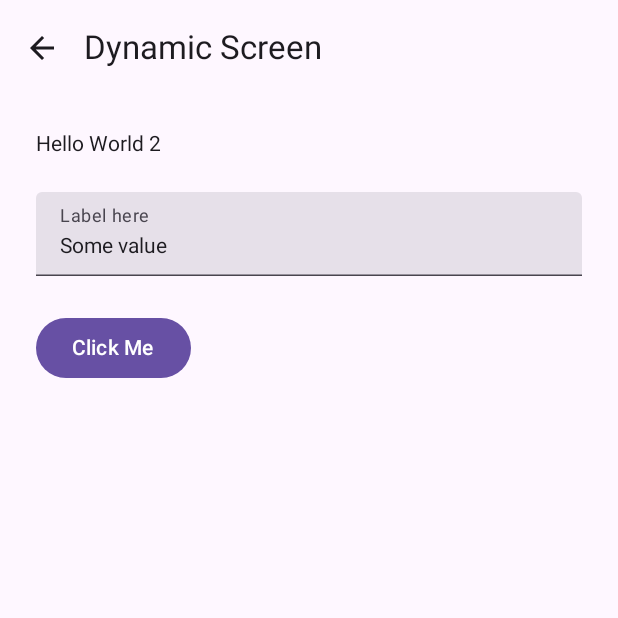
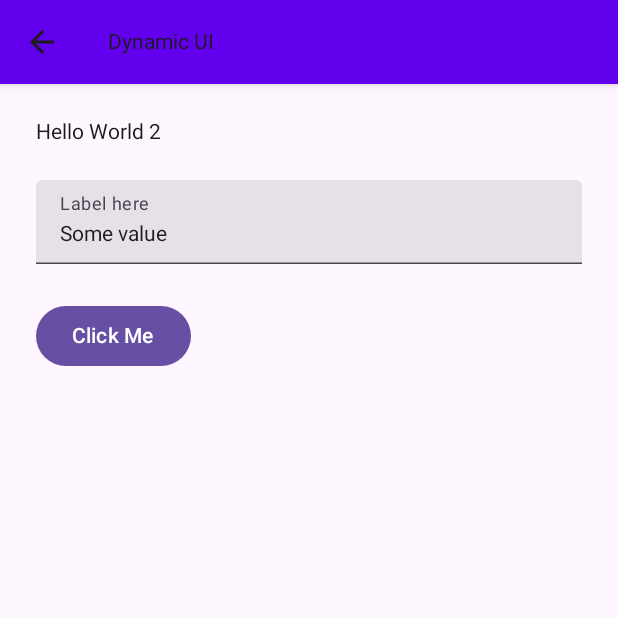
Before and after one commit to maheraja1880/dui-android, an Android app built with Jetpack Compose: the DUIActivity screen opened directly, with no data from a screen before it, after a tap on "Click Me", on a phone screen of 412 x 824 dp, the top half of it. Run offline under Robolectric (Android 15) with nearby library versions, the phone set to English and light mode, and no system bars; our stand-ins replace Dagger/Hilt's generated code.

Commit message:
Handle top navigation

```diff
--- a/features/duifeature/src/main/java/com/example/duifeature/DUIActivity.kt
+++ b/features/duifeature/src/main/java/com/example/duifeature/DUIActivity.kt
@@ -3,18 +3,59 @@ package com.example.duifeature
 import android.os.Bundle
 import androidx.activity.ComponentActivity
 import androidx.activity.compose.setContent
+import androidx.compose.foundation.layout.padding
+import androidx.compose.material.TopAppBar
+import androidx.compose.material.icons.Icons
+import androidx.compose.material.icons.automirrored.filled.ArrowBack
+import androidx.compose.material3.ExperimentalMaterial3Api
+import androidx.compose.material3.Icon
+import androidx.compose.material3.IconButton
+import androidx.compose.material3.Scaffold
+import androidx.compose.material3.Text
+import androidx.compose.material3.TopAppBar
+import androidx.compose.ui.Modifier
+import androidx.hilt.navigation.compose.hiltViewModel
 import com.sample.dynamicui.ui.framework.DynamicUIScreen
+import com.sample.dynamicui.ui.framework.DynamicViewModel
 import dagger.hilt.android.AndroidEntryPoint
+import androidx.compose.runtime.collectAsState
+import androidx.compose.runtime.getValue
+import com.sample.dynamicui.ui.framework.DynamicUiIntent
+import com.sample.dynamicui.ui.framework.DynamicUiState
+import androidx.compose.material.icons.filled.ArrowBack
 
 @AndroidEntryPoint
 class DUIActivity : ComponentActivity() {
+    @OptIn(ExperimentalMaterial3Api::class)
     override fun onCreate(savedInstanceState: Bundle?) {
         super.onCreate(savedInstanceState)
 
         val layoutId = intent?.data?.lastPathSegment ?: "home"
 
         setContent {
-            DynamicUIScreen(layoutId = layoutId)
+            val vm: DynamicViewModel = hiltViewModel()
+            val state by vm.state.collectAsState()
+
+            Scaffold(
+                topBar = {
+                    TopAppBar(
+                        title = { Text("Dynamic UI") },
+                        navigationIcon = if (state is DynamicUiState.Success && (state as DynamicUiState.Success).canGoBack) {
+                            {
+                                IconButton(onClick = { vm.handleIntent(DynamicUiIntent.Back) }) {
+                                    Icon(Icons.AutoMirrored.Filled.ArrowBack, contentDescription = "Back")
+                                }
+                            }
+                        } else null
+                    )
+                }
+            ) { innerPadding ->
+                DynamicUIScreen(
+                    layoutId = layoutId,
+                    modifier = Modifier.padding(innerPadding),
+                    vm = vm
+                )
+            }
         }
     }
 }
--- a/features/duifeature/src/main/java/com/sample/dynamicui/ui/framework/DynamicUIScreen.kt
+++ b/features/duifeature/src/main/java/com/sample/dynamicui/ui/framework/DynamicUIScreen.kt
@@ -1,6 +1,7 @@
 package com.sample.dynamicui.ui.framework
 
 import android.util.Log
+import androidx.activity.compose.BackHandler
 import androidx.compose.foundation.layout.Arrangement
 import androidx.compose.foundation.layout.Box
 import androidx.compose.foundation.layout.Column
@@ -48,6 +49,11 @@ fun DynamicUIScreen(
 ) {
     val state = vm.state.collectAsState().value
 
+    // Handle system back button
+    BackHandler(enabled = state is DynamicUiState.Success && state.canGoBack) {
+        vm.handleIntent(DynamicUiIntent.Back)
+    }
+
     // Observe effects (navigate, messages)
     LaunchedEffect(Unit) {
         vm.effect.collect { effect ->
@@ -62,20 +68,11 @@ fun DynamicUIScreen(
     }
 
     Scaffold(
-        topBar = {
-            if (state is DynamicUiState.Success && state.canGoBack) {
-                TopAppBar(
-                    title = { Text("Dynamic Screen") },
-                    navigationIcon = {
-                        IconButton(onClick = { vm.handleIntent(DynamicUiIntent.Back) }) {
-                            Icon(Icons.Default.ArrowBack, contentDescription = "Back")
-                        }
-                    }
-                )
-            }
-        }
     ) { padding ->
-        Box(Modifier.fillMaxSize().padding(padding)) {
+        Box(
+            modifier
+                .fillMaxSize()
+                .padding(padding)) {
             when (state) {
                 is DynamicUiState.Loading -> CircularProgressIndicator(Modifier.align(Alignment.Center))
                 is DynamicUiState.Error -> Text("Error: ${state.message}", Modifier.align(Alignment.Center))
```
